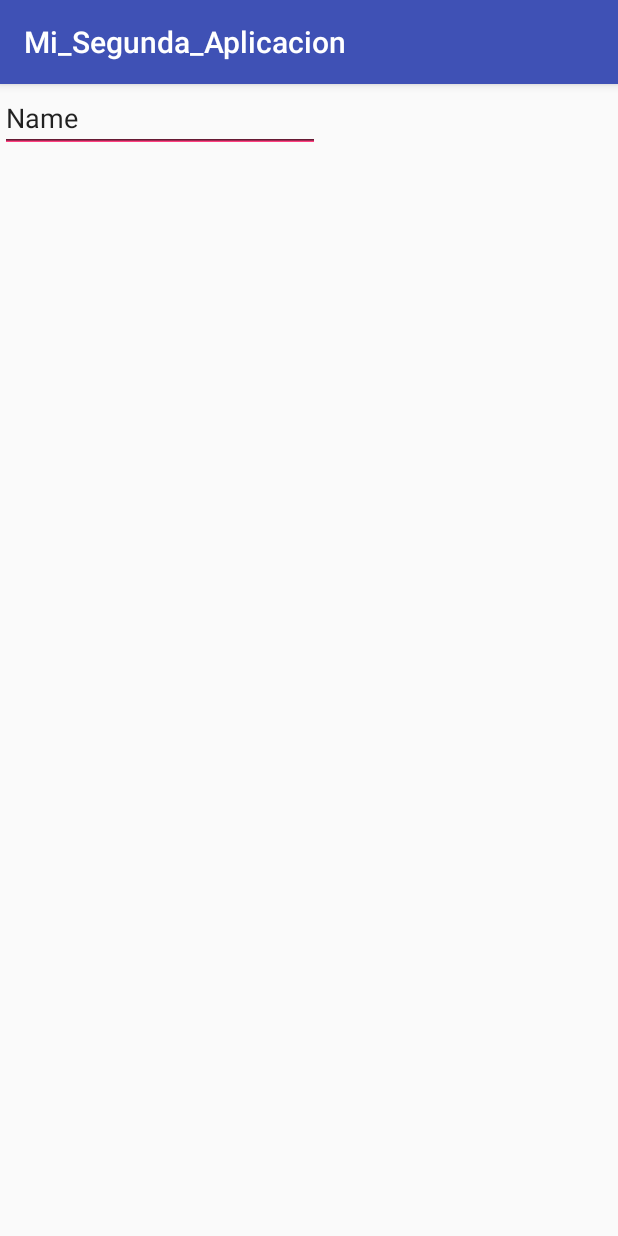
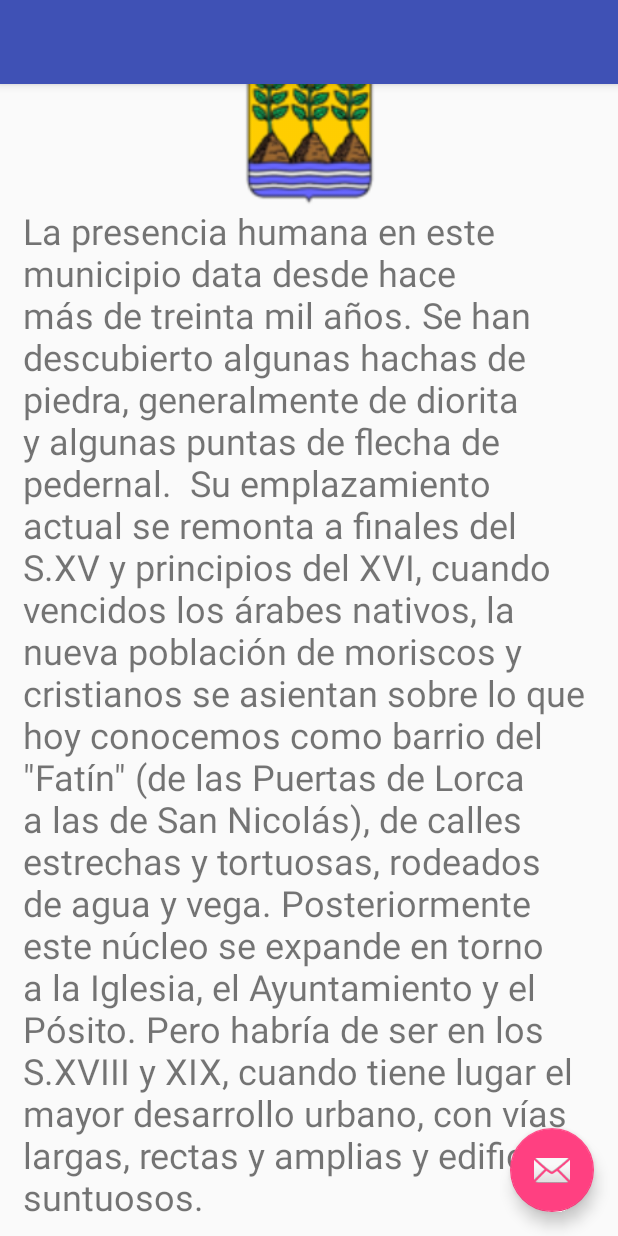
Before and after one commit to FcoFedez/Mi_Segunda_Aplicacion, an Android app: the screen it shows after launch (Noticias before the commit, Historia after it), after a tap on "NOTICIAS", on a phone screen of 412 x 824 dp. Run offline under Robolectric (Android 15) with nearby library versions, the phone set to English and light mode, and no system bars.

Commit message:
vista noticias creadas

```diff
--- /dev/null
+++ b/app/src/main/java/com/example/asus410/mi_segunda_aplicacion/Historia.java
@@ -0,0 +1,14 @@
+package com.example.asus410.mi_segunda_aplicacion;
+
+import android.os.Bundle;
+import android.support.v7.app.AppCompatActivity;
+
+public class Historia extends AppCompatActivity {
+
+    @Override
+    protected void onCreate(Bundle savedInstanceState) {
+        super.onCreate(savedInstanceState);
+        setContentView(R.layout.activity_historia);
+    }
+
+}
--- a/app/src/main/java/com/example/asus410/mi_segunda_aplicacion/MainActivity.java
+++ b/app/src/main/java/com/example/asus410/mi_segunda_aplicacion/MainActivity.java
@@ -25,4 +25,13 @@ public class MainActivity extends AppCompatActivity {
         Intent i = new Intent(this,Noticias.class);
         startActivity(i);
     }
+
+    public void clickHistoria(View v){
+        Intent i = new Intent(this,Historia.class);
+        startActivity(i);
+    }
+    public void  clickRegistro(View v){
+        Intent i = new Intent(this,Registro.class);
+        startActivity(i);
+    }
 }
--- /dev/null
+++ b/app/src/main/res/layout/activity_historia.xml
@@ -0,0 +1,33 @@
+<?xml version="1.0" encoding="utf-8"?>
+<android.support.design.widget.CoordinatorLayout xmlns:android="http://schemas.android.com/apk/res/android"
+    xmlns:app="http://schemas.android.com/apk/res-auto"
+    xmlns:tools="http://schemas.android.com/tools"
+    android:layout_width="match_parent"
+    android:layout_height="match_parent"
+    tools:context="com.example.asus410.mi_segunda_aplicacion.Historia">
+
+    <android.support.design.widget.AppBarLayout
+        android:layout_width="match_parent"
+        android:layout_height="wrap_content"
+        android:theme="@style/AppTheme.AppBarOverlay">
+
+        <android.support.v7.widget.Toolbar
+            android:id="@+id/toolbar"
+            android:layout_width="match_parent"
+            android:layout_height="?attr/actionBarSize"
+            android:background="?attr/colorPrimary"
+            app:popupTheme="@style/AppTheme.PopupOverlay" />
+
+    </android.support.design.widget.AppBarLayout>
+
+    <include layout="@layout/content_historia" />
+
+    <android.support.design.widget.FloatingActionButton
+        android:id="@+id/fab"
+        android:layout_width="wrap_content"
+        android:layout_height="wrap_content"
+        android:layout_gravity="bottom|end"
+        android:layout_margin="@dimen/fab_margin"
+        app:srcCompat="@android:drawable/ic_dialog_email" />
+
+</android.support.design.widget.CoordinatorLayout>
--- a/app/src/main/res/layout/activity_main.xml
+++ b/app/src/main/res/layout/activity_main.xml
@@ -26,6 +26,7 @@
         android:layout_width="match_parent"
         android:layout_height="wrap_content"
         android:layout_gravity="center"
+        android:onClick="clickRegistro"
         android:padding="25dp"
         android:text="@string/r" />
 
@@ -34,7 +35,7 @@
         android:layout_width="match_parent"
         android:layout_height="wrap_content"
         android:layout_gravity="center"
-        android:onClick="clickNoticias"
+        android:onClick="clickHistoria"
         android:padding="25dp"
         android:text="Noticias" />
 
@@ -43,6 +44,7 @@
         android:layout_width="match_parent"
         android:layout_height="wrap_content"
         android:layout_gravity="center"
+        android:onClick="clickHistoria"
         android:padding="25dp"
         android:text="História" />
 
--- a/app/src/main/res/layout/activity_noticias.xml
+++ b/app/src/main/res/layout/activity_noticias.xml
@@ -1,27 +1,27 @@
 <?xml version="1.0" encoding="utf-8"?>
-<android.support.constraint.ConstraintLayout xmlns:android="http://schemas.android.com/apk/res/android"
+<LinearLayout xmlns:android="http://schemas.android.com/apk/res/android"
     xmlns:app="http://schemas.android.com/apk/res-auto"
     xmlns:tools="http://schemas.android.com/tools"
     android:layout_width="match_parent"
     android:layout_height="match_parent"
-    tools:context="com.example.asus410.mi_segunda_aplicacion.Noticias">
+    tools:context="com.example.asus410.mi_segunda_aplicacion.Noticias"
+    android:orientation="vertical">
 
-    <EditText
-        android:id="@+id/editText7"
-        android:layout_width="wrap_content"
-        android:layout_height="wrap_content"
-        android:ems="10"
-        android:inputType="textPersonName"
-        android:text="Name"
-        tools:layout_editor_absoluteX="84dp"
-        tools:layout_editor_absoluteY="46dp" />
+    <ScrollView
+        android:layout_width="match_parent"
+        android:layout_height="match_parent">
 
-    <EditText
-        android:id="@+id/editText8"
-        android:layout_width="wrap_content"
-        android:layout_height="wrap_content"
-        android:ems="10"
-        android:inputType="textEmailAddress"
-        tools:layout_editor_absoluteX="92dp"
-        tools:layout_editor_absoluteY="142dp" />
-</android.support.constraint.ConstraintLayout>
+        <LinearLayout
+            android:layout_width="match_parent"
+            android:layout_height="wrap_content"
+            android:orientation="vertical" >
+
+            <TextView
+                android:id="@+id/textView9"
+                android:layout_width="match_parent"
+                android:layout_height="wrap_content"
+                android:text="TextView" />
+        </LinearLayout>
+
+    </ScrollView>
+</LinearLayout>
--- /dev/null
+++ b/app/src/main/res/layout/content_historia.xml
@@ -0,0 +1,40 @@
+<?xml version="1.0" encoding="utf-8"?>
+<LinearLayout xmlns:android="http://schemas.android.com/apk/res/android"
+    xmlns:app="http://schemas.android.com/apk/res-auto"
+    xmlns:tools="http://schemas.android.com/tools"
+    android:layout_width="match_parent"
+    android:layout_height="match_parent"
+    android:orientation="vertical"
+    tools:context="com.example.asus410.mi_segunda_aplicacion.Historia"
+    tools:showIn="@layout/activity_historia"
+    >
+
+    <ImageView
+        android:id="@+id/imageView"
+        android:layout_width="match_parent"
+        android:layout_height="137dp"
+        app:srcCompat="@drawable/escudo" />
+
+    <ScrollView
+        android:layout_width="match_parent"
+        android:layout_height="match_parent">
+
+        <LinearLayout
+            android:layout_width="match_parent"
+            android:layout_height="wrap_content"
+            android:orientation="vertical"
+            android:paddingLeft="15dp"
+            android:paddingRight="15dp">
+
+            <TextView
+                android:id="@+id/historia"
+                android:layout_width="match_parent"
+                android:layout_height="wrap_content"
+                android:text='La presencia humana en este municipio data desde hace más de treinta mil años. Se han descubierto algunas hachas de piedra, generalmente de diorita y algunas puntas de flecha de pedernal.  Su emplazamiento actual se remonta a finales del S.XV y principios del XVI, cuando vencidos los árabes nativos, la nueva población de moriscos y cristianos se asientan sobre lo que hoy conocemos como barrio del "Fatín" (de las Puertas de Lorca a las de San Nicolás), de calles estrechas y tortuosas, rodeados de agua y vega. Posteriormente este núcleo se expande en torno a la Iglesia, el Ayuntamiento y el Pósito. Pero habría de ser en los S.XVIII y XIX, cuando tiene lugar el mayor desarrollo urbano, con vías largas, rectas y amplias y edificios suntuosos.'
+                android:textSize="24sp" />
+
+        </LinearLayout>
+    </ScrollView>
+
+
+</LinearLayout>
--- /dev/null
+++ b/app/src/main/res/values/dimens.xml
@@ -0,0 +1,3 @@
+<resources>
+    <dimen name="fab_margin">16dp</dimen>
+</resources>
--- a/app/src/main/res/values/strings.xml
+++ b/app/src/main/res/values/strings.xml
@@ -7,4 +7,5 @@
         la encontramos ubicada en el centro del pueblo, merece la pasar y dar un paseo
         mirando los altos techos.</string>
     <string name="r">Registro</string>
+    <string name="title_activity_historia">Historia</string>
 </resources>
--- a/app/src/main/res/values/styles.xml
+++ b/app/src/main/res/values/styles.xml
@@ -8,4 +8,13 @@
         <item name="colorAccent">@color/colorAccent</item>
     </style>
 
+    <style name="AppTheme.NoActionBar">
+        <item name="windowActionBar">false</item>
+        <item name="windowNoTitle">true</item>
+    </style>
+
+    <style name="AppTheme.AppBarOverlay" parent="ThemeOverlay.AppCompat.Dark.ActionBar" />
+
+    <style name="AppTheme.PopupOverlay" parent="ThemeOverlay.AppCompat.Light" />
+
 </resources>
```
Also changed, not shown: app/src/main/AndroidManifest.xml (+6 -2 lines), app/src/main/res/layout/activity_intereses.xml (+65 -4 lines), app/src/main/res/drawable-v24/museo.jpg (deleted), app/src/main/res/drawable/casco.jpg (renamed from app/src/main/res/drawable-v24/cascomonumental.jpg), app/src/main/res/drawable/escudo.png (added).
